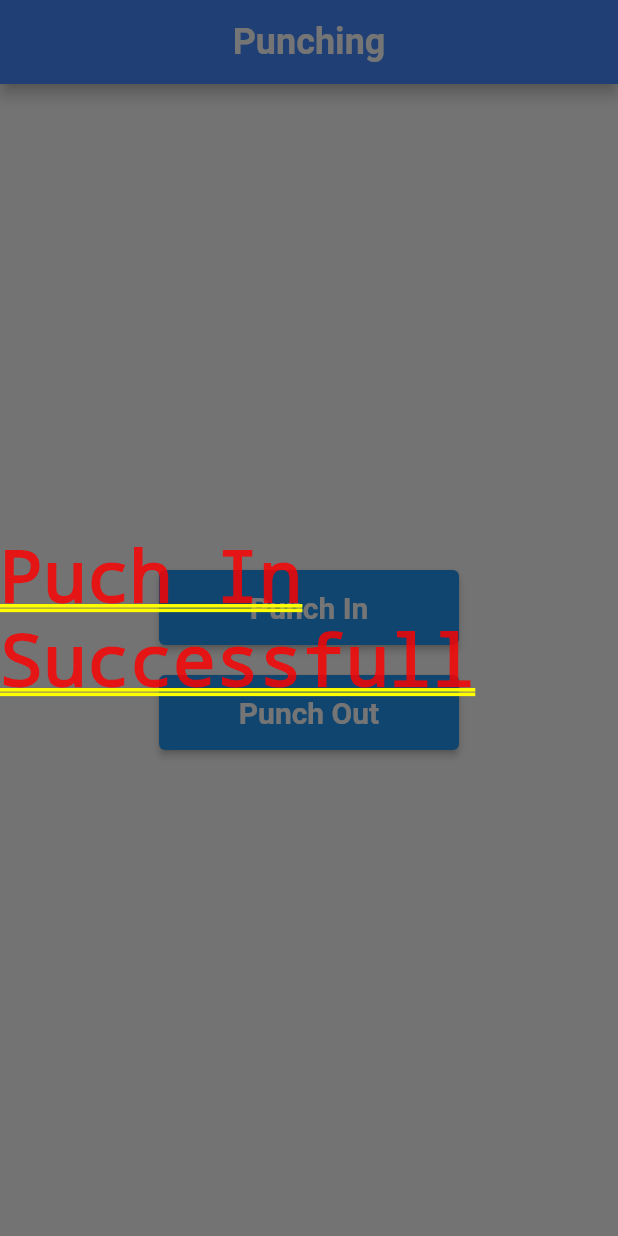
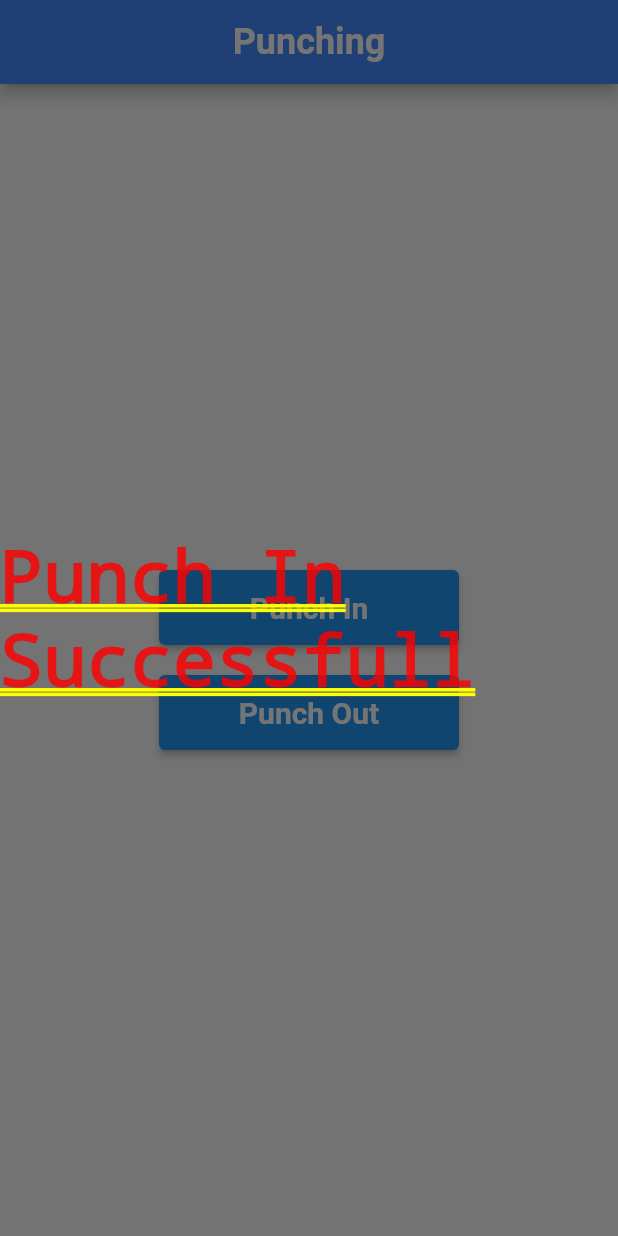
Before and after one commit to visalrajan/attendance, a Flutter app: the PunchPage screen opened directly, after a tap on "Punch In", on a phone screen of 412 x 824 dp. Run offline on Flutter 3.47's test engine with Material 2 defaults, Android fonts, the phone set to English and light mode, and no system bars; our stand-ins replace cloud_firestore, firebase_auth, firebase_core; accounts and stored records are empty.

Commit message:
new changes in punch attendance and firestore

```diff
--- a/lib/screens/punchin/punchin.dart
+++ b/lib/screens/punchin/punchin.dart
@@ -50,10 +50,10 @@ class _PunchPageState extends State<PunchPage> {
                       context: context,
                       builder: (BuildContext context) {
                         return Center(
-                          child: Text("Puch In Successfull"),
+                          child: Text("Punch In Successfull"),
                         );
                       });
-                  FirebaseFirestore.instance.collection("attendance").add({
+                  FirebaseFirestore.instance.collection("entering").add({
                     "time":
                         "${time!.hour.toString()}:${time!.minute.toString()}",
                     "date":
@@ -88,7 +88,7 @@ class _PunchPageState extends State<PunchPage> {
                           child: Text("Puch Out Successfull"),
                         );
                       });
-                  FirebaseFirestore.instance.collection("attendance").add({
+                  FirebaseFirestore.instance.collection("leaving").add({
                     "time":
                         "${time!.hour.toString()}:${time!.minute.toString()}",
                     "date":
```
